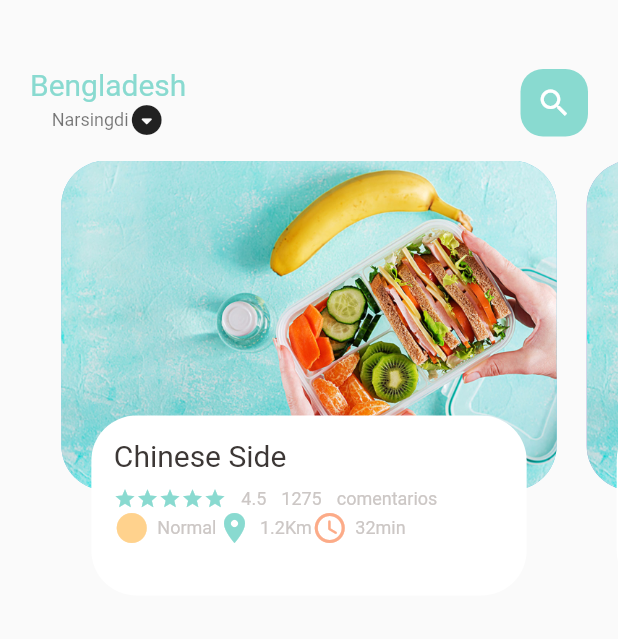
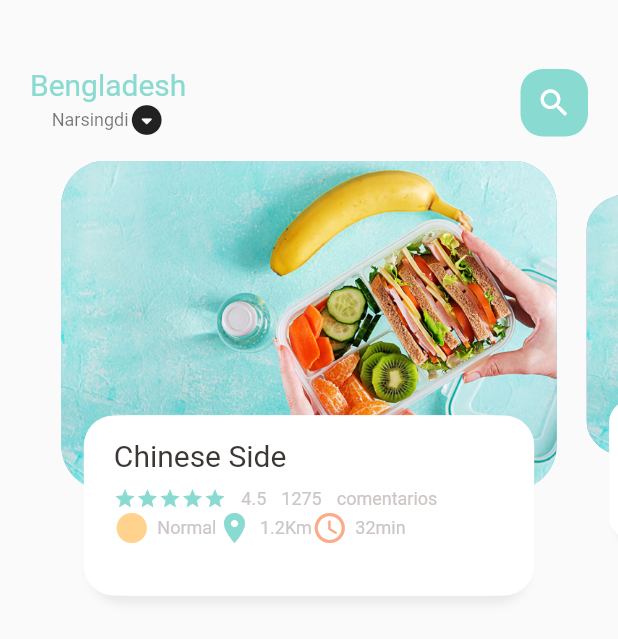
Before and after one commit to Yader1/flutter-food-ordering-app, a Flutter app: the screen it shows after launch, on a phone screen of 412 x 824 dp. Shown: the top 639 px of the screen. Run offline on Flutter 3.47's test engine with Material 2 defaults, Android fonts, the phone set to English and light mode, and no system bars.

Commit message:
Diseñando y mejorando animacion del menu

```diff
--- a/lib/home/food_page_body.dart
+++ b/lib/home/food_page_body.dart
@@ -13,6 +13,26 @@ class FoodPageBody extends StatefulWidget {
 
 class _FoodPageBodyState extends State<FoodPageBody> {
   PageController pageController = PageController(viewportFraction: 0.85);
+  var _currPageValue = 0.0;
+  double _scaleFactor = 0.8;
+  double _height = 220;
+
+  @override
+  void initState() {
+    super.initState();
+    pageController.addListener(() {
+      setState(() {
+        _currPageValue = pageController.page!;
+      });
+    });
+  }
+
+  @override
+  void dispose() {
+    pageController.dispose();
+    super.dispose();
+  }
+
   @override
   Widget build(BuildContext context) {
     return Container(
@@ -27,7 +47,33 @@ class _FoodPageBodyState extends State<FoodPageBody> {
   }
 
   Widget _buildPageItem(int index) {
-    return Stack(
+    Matrix4 matrix = new Matrix4.identity();
+    if (index == _currPageValue.floor()) {
+      var currScale = 1 - (_currPageValue - index) * (1 - _scaleFactor);
+      var currTrans = _height * (1 - currScale) / 2;
+      matrix = Matrix4.diagonal3Values(1, currScale, 1)
+        ..setTranslationRaw(0, currTrans, 0);
+    } else if (index == _currPageValue.floor() + 1) {
+      var currScale =
+          _scaleFactor + (_currPageValue - index + 1) * (1 - _scaleFactor);
+      var currTrans = _height * (1 - currScale) / 2;
+      matrix = Matrix4.diagonal3Values(1, currScale, 1);
+      matrix = Matrix4.diagonal3Values(1, currScale, 1)
+        ..setTranslationRaw(0, currTrans, 0);
+    } else if (index == _currPageValue.floor() - 1) {
+      var currScale = 1 - (_currPageValue - index) * (1 - _scaleFactor);
+      var currTrans = _height * (1 - currScale) / 2;
+      matrix = Matrix4.diagonal3Values(1, currScale, 1);
+      matrix = Matrix4.diagonal3Values(1, currScale, 1)
+        ..setTranslationRaw(0, currTrans, 0);
+    } else {
+      var currScale = 0.8;
+      matrix = Matrix4.diagonal3Values(1, currScale, 1)
+        ..setTranslationRaw(0, _height * (1 - _scaleFactor) / 2, 1);
+    }
+    return Transform(
+      transform: matrix,
+      child: Stack(
         children: [
           Container(
             height: 220,
@@ -46,8 +92,23 @@ class _FoodPageBodyState extends State<FoodPageBody> {
               height: 120,
               margin: EdgeInsets.only(left: 30, right: 30, bottom: 30),
               decoration: BoxDecoration(
-              borderRadius: BorderRadius.circular(30),
+                borderRadius: BorderRadius.circular(20),
                 color: Colors.white,
+                boxShadow: [
+                  BoxShadow(
+                    color: Color(0xFFe8e8e8),
+                    blurRadius: 5.0,
+                    offset: Offset(0, 5),
+                  ),
+                  BoxShadow(
+                    color: Colors.white,
+                    offset: Offset(-5, 0)
+                  ),
+                  BoxShadow(
+                    color: Colors.white,
+                    offset: Offset(5, 0)
+                  )
+                ]
               ),
               //Informacion de la barra
               child: Container(
@@ -70,35 +131,42 @@ class _FoodPageBodyState extends State<FoodPageBody> {
                               );
                             }),
                           ),
-                        SizedBox(width: 10,),
+                          SizedBox(
+                            width: 10,
+                          ),
                           SmallText(text: "4.5"),
-                        SizedBox(width: 10,),
+                          SizedBox(
+                            width: 10,
+                          ),
                           SmallText(text: "1275"),
-                        SizedBox(width: 10,),
+                          SizedBox(
+                            width: 10,
+                          ),
                           SmallText(text: "comentarios"),
                         ],
                       ),
-                    Row(children: [
+                      Row(
+                        children: [
                           IconAndTextWidget(
                               icon: Icons.circle_sharp,
                               text: "Normal",
                               iconColor: AppColors.iconColor1),
-
                           IconAndTextWidget(
                               icon: Icons.location_on,
                               text: "1.2Km",
                               iconColor: AppColors.mainColor),
-
                           IconAndTextWidget(
                               icon: Icons.access_time_rounded,
                               text: "32min",
                               iconColor: AppColors.iconColor2),
-                    ],)
+                        ],
+                      )
                     ]),
               ),
             ),
           )
         ],
+      ),
     );
   }
 }
```
Lines whose indentation alone changed are shown as unchanged.
